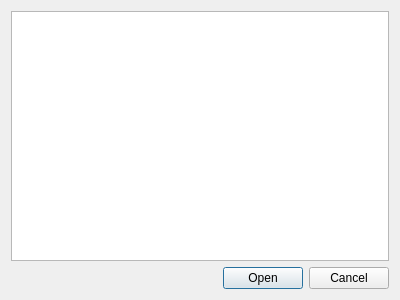
This is src/ves/conductor/qt/RecentFiles.ui in multitudinous/ve-suite as Qt 5 draws it before an edit. The edited form follows.
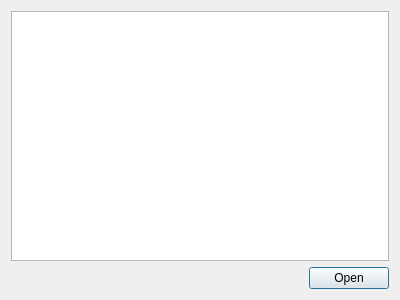
This is the edited form.

Commit message: Alters Recent Files to display a categorized list containing "Recent Projects", "Recent CAD", and "Recent Datasets".

```diff
--- a/src/ves/conductor/qt/RecentFiles.ui
+++ b/src/ves/conductor/qt/RecentFiles.ui
@@ -13,6 +13,9 @@
   <property name="windowTitle">
    <string>Recent Files</string>
   </property>
+  <property name="styleSheet">
+   <string notr="true"/>
+  </property>
   <layout class="QVBoxLayout" name="verticalLayout">
    <item>
     <widget class="QListWidget" name="m_recentFilesList">
@@ -39,7 +42,7 @@
       <enum>Qt::Horizontal</enum>
      </property>
      <property name="standardButtons">
-      <set>QDialogButtonBox::Cancel|QDialogButtonBox::Open</set>
+      <set>QDialogButtonBox::Open</set>
      </property>
     </widget>
    </item>
```
Left out of the diff: 9 changed lines with no effect on the pictures. The commit also changes 2 other files.
